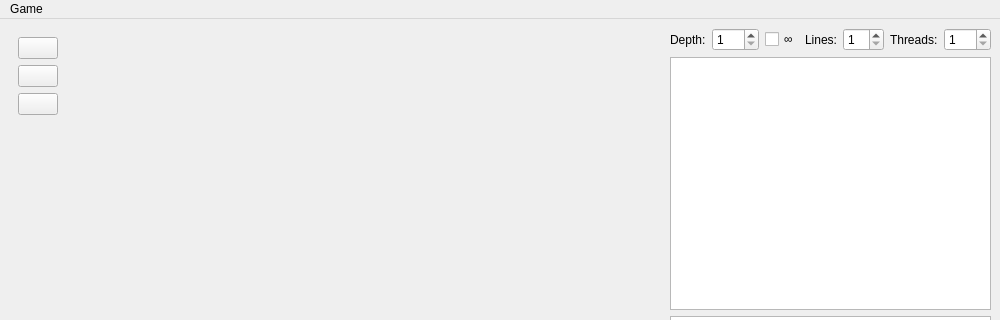
jLantxa/Chess, file forms/mainwindow.ui: the form before one commit; both pictures show x 0 to 1000 and y 0 to 320 of the 1000 by 600 pixel window.
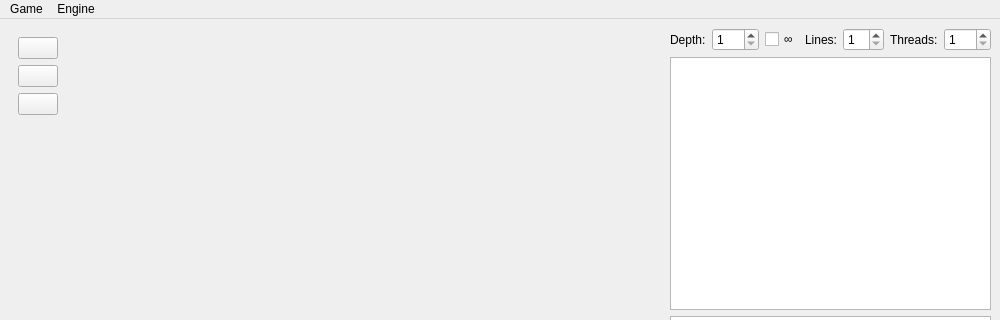
The form after the commit. Custom widgets are drawn as their Qt base class.

Commit message: Add menu action to restart engine

```diff
--- a/forms/mainwindow.ui
+++ b/forms/mainwindow.ui
@@ -348,7 +348,14 @@
     <addaction name="separator"/>
     <addaction name="actionExit"/>
    </widget>
+   <widget class="QMenu" name="menuEngine">
+    <property name="title">
+     <string>Engine</string>
+    </property>
+    <addaction name="actionRestart"/>
+   </widget>
    <addaction name="menuGame"/>
+   <addaction name="menuEngine"/>
   </widget>
   <widget class="QStatusBar" name="statusbar"/>
   <action name="actionSet_FEN_position">
```
Left out of the diff: 10 changed lines with no effect on the pictures. The commit also changes 3 other files.
